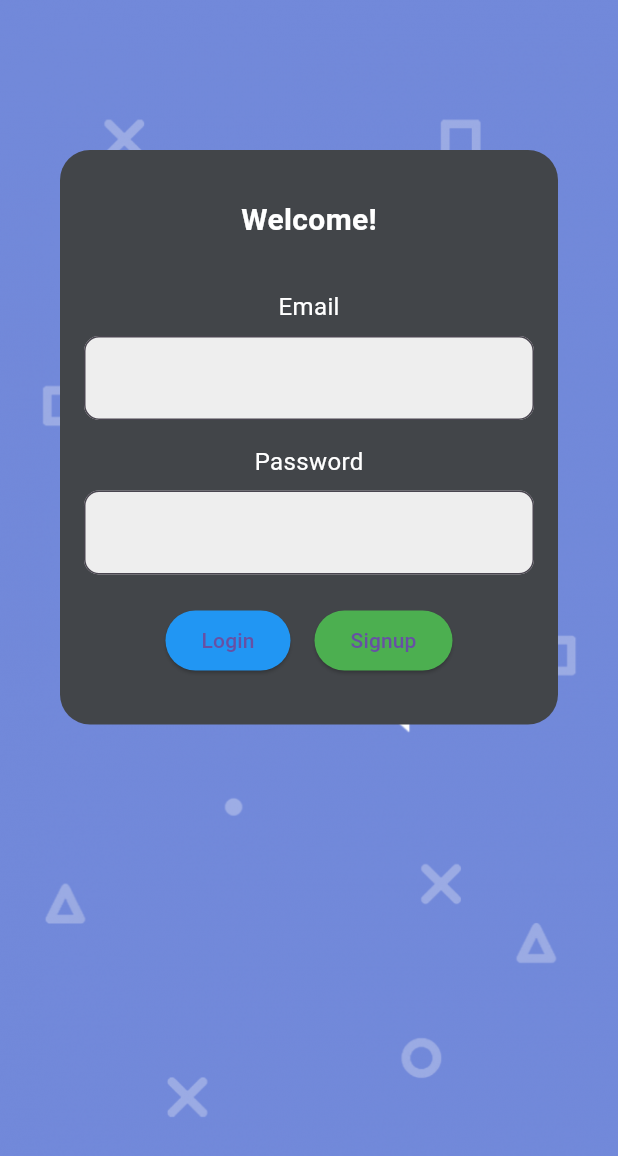
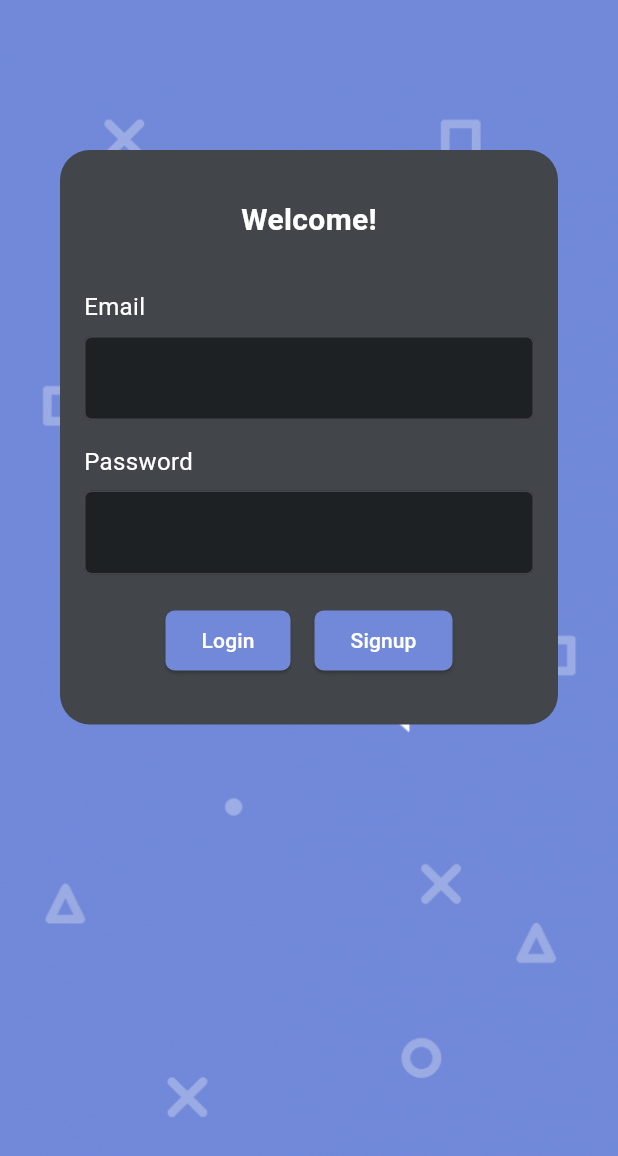
Before and after one commit to sillonjeu/Discord-Front, a Flutter app: the screen it shows after launch, on a phone screen of 412 x 824 dp. Shown: the top 1156 px of the screen. Run offline on Flutter 3.47's test engine with Material 3 defaults, Android fonts, the phone set to English and light mode, and no system bars.

Commit message:
feat: login_screen.dart almost done and signup_screen.dart init

```diff
--- a/lib/screen/login_screen.dart
+++ b/lib/screen/login_screen.dart
@@ -19,6 +19,16 @@ class _LoginScreenState extends State<LoginScreen> {
   Future<void> _login() async {
     final String email = _emailController.text;
     final String password = _passwordController.text;
+
+    // Email 형식 체크
+    if (email.isEmpty || !email.contains('@') || password.isEmpty || !(password.length < 6)) {
+      ScaffoldMessenger.of(context).showSnackBar(
+        SnackBar(
+          content: Text('유효한 Email또는 Password를 입력해주세요'),
+        ),
+      );
+      return; // 이메일이 유효하지 않으면 함수 종료
+    }
 
     // final response = await http.post(
     //   Uri.parse('http://your-backend-url.com/login'), // 백엔드 URL 수정 필요
@@ -107,6 +117,8 @@ class _LoginScreenState extends State<LoginScreen> {
             SingleChildScrollView(
               child: Center(
                 child: Container(
+
+
                   margin: EdgeInsets.symmetric(vertical: 100.0, horizontal: 40.0),
                   padding: EdgeInsets.only(top: 32.0, bottom: 32.0, left: 16.0, right: 16.0),
                   decoration: BoxDecoration(
@@ -125,56 +137,49 @@ class _LoginScreenState extends State<LoginScreen> {
                         ),
                       ),
                       SizedBox(height: 32.0),
-                      Text(
+                      Align(
+                        alignment: Alignment.centerLeft,
+                        child: Text(
                           'Email', // Email 텍스트
                           style: TextStyle(
                             color: Colors.white, // 텍스트 색상
                             fontSize: 16.0, // 텍스트 크기
                           ),
                         ),
+                      ),
                       SizedBox(height: 8.0), // 간격 조절
                       TextFormField(
-                        // TODO: 이메일 형태체크하는 코드
                         controller: _emailController,
+                        style: TextStyle(color: Colors.white), // 입력된 글자 색상 설정
                         decoration: InputDecoration(
-                          labelText: '', // 라벨 텍스트를 빈 문자열로 설정하여 라벨 없앰
                           border: OutlineInputBorder(
-                            borderRadius: BorderRadius.circular(10.0), // 텍스트 필드의 모서리 둥글기
+                            borderRadius: BorderRadius.circular(5.0), // 텍스트 필드의 모서리 둥글기
                           ),
-                          focusedBorder: OutlineInputBorder(
-                            borderSide: BorderSide(
-                              color: Colors.blue, // 텍스트 필드 선택 시 테두리 색깔
-                            ),
-                            borderRadius: BorderRadius.circular(10.0), // 선택된 텍스트 필드의 모서리 둥글기
-                          ),
-                          fillColor: Colors.grey[200], // 텍스트 필드 배경색
+                          fillColor: Palette.blackColor4, // 텍스트 필드 배경색
                           filled: true,
                         ),
                       ),
                       SizedBox(height: 16.0), // 간격 조절
-                      Text(
+                      Align(
+                        alignment: Alignment.centerLeft,
+                        child: Text(
                           'Password', // Password 텍스트
                           style: TextStyle(
                             color: Colors.white, // 텍스트 색상
                             fontSize: 16.0, // 텍스트 크기
                           ),
                         ),
+                      ),
                       SizedBox(height: 8.0), // 간격 조절
                       TextFormField(
                         controller: _passwordController,
+                        style: TextStyle(color: Colors.white), // 입력된 글자 색상 설정
                         obscureText: true,
                         decoration: InputDecoration(
-                          labelText: '', // 라벨 텍스트를 빈 문자열로 설정하여 라벨 없앰
                           border: OutlineInputBorder(
-                            borderRadius: BorderRadius.circular(10.0), // 텍스트 필드의 모서리 둥글기
+                            borderRadius: BorderRadius.circular(5.0), // 텍스트 필드의 모서리 둥글기
                           ),
-                          focusedBorder: OutlineInputBorder(
-                            borderSide: BorderSide(
-                              color: Colors.blue, // 텍스트 필드 선택 시 테두리 색깔
-                            ),
-                            borderRadius: BorderRadius.circular(10.0), // 선택된 텍스트 필드의 모서리 둥글기
-                          ),
-                          fillColor: Colors.grey[200], // 텍스트 필드 배경색
+                          fillColor: Palette.blackColor4, // 텍스트 필드 배경색
                           filled: true,
                         ),
                       ),
@@ -184,21 +189,35 @@ class _LoginScreenState extends State<LoginScreen> {
                         children: <Widget>[
                           ElevatedButton(
                             onPressed: _login,
-                            child: Text('Login'),
+                            child: Text(
+                              'Login',
+                              style: TextStyle(color: Colors.white), // 텍스트 색상 설정
+                            ),
                             style: ElevatedButton.styleFrom(
-                              primary: Colors.blue, // 버튼 배경색
+                              backgroundColor: Palette.btnColor, // 버튼 배경색
+                              shape: RoundedRectangleBorder(
+                                borderRadius: BorderRadius.circular(6.0), // 모서리 둥글기 설정
+                              ),
                             ),
                           ),
                           SizedBox(width: 16.0),
                           ElevatedButton(
                             onPressed: _signup,
-                            child: Text('Signup'),
+                            child: Text(
+                              'Signup',
+                              style: TextStyle(color: Colors.white), // 텍스트 색상 설정
+                            ),
                             style: ElevatedButton.styleFrom(
-                              primary: Colors.green, // 버튼 배경색
+                              backgroundColor: Palette.btnColor, // 버튼 배경색
+                              shape: RoundedRectangleBorder(
+                                borderRadius: BorderRadius.circular(6.0), // 모서리 둥글기 설정
+                              ),
                             ),
                           ),
                         ],
-                      ),
+                      )
+
+
                     ],
                   ),
                 ),
```
Also changed, not shown: lib/screen/signup_screen.dart (+26 -8 lines). Lines whose indentation alone changed are shown as unchanged.
